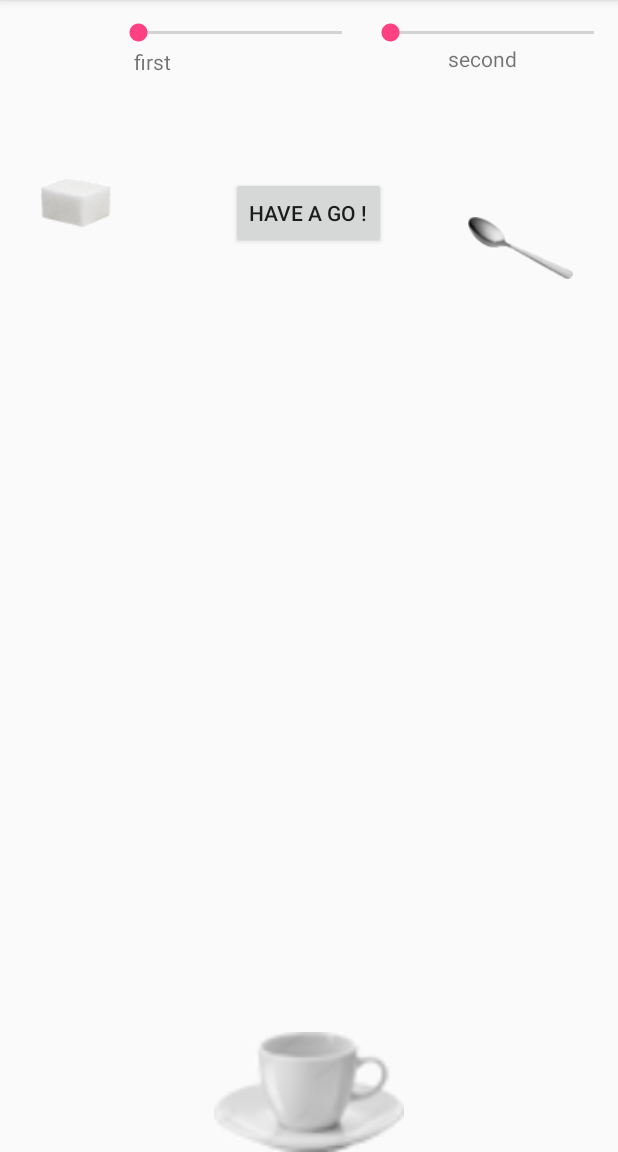
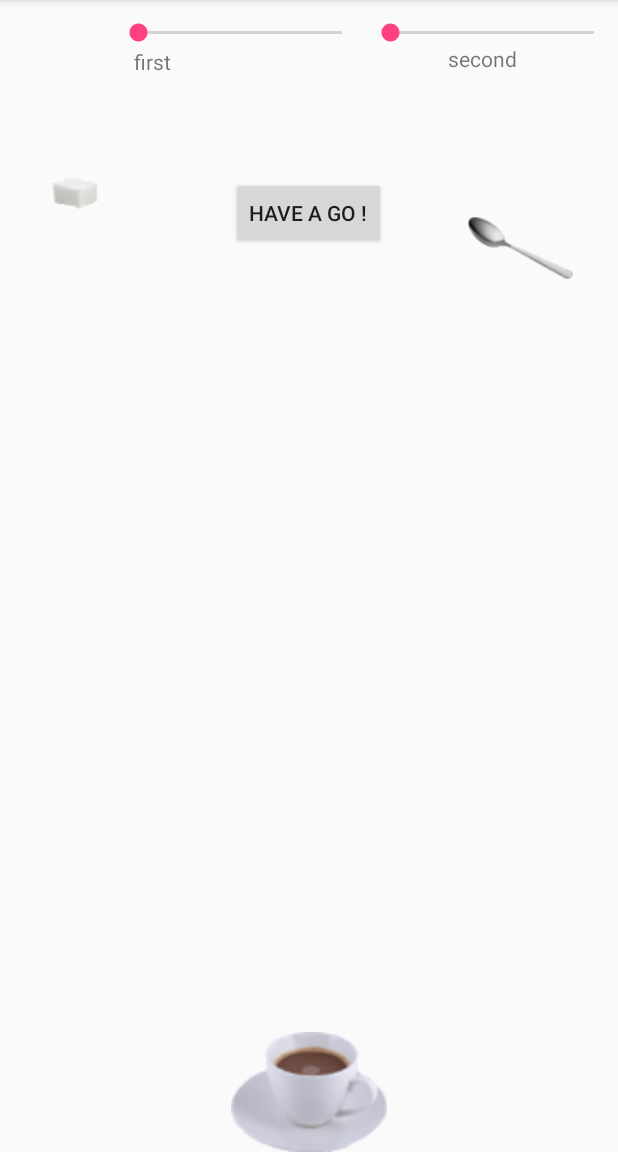
Before and after one commit to mathefab/dropingSugar, an Android app: the screen it shows after launch (AnimationActivity), on a phone screen of 412 x 824 dp, the part 84-1236 px from its top. Run offline under Robolectric (Android 15) with nearby library versions, the phone set to English and light mode, and no system bars.

Commit message:
new cup
new cup with coffee is here

```diff
--- a/Sugar/app/src/main/res/layout/activity_animation.xml
+++ b/Sugar/app/src/main/res/layout/activity_animation.xml
@@ -109,7 +109,7 @@
         android:layout_gravity="bottom"
         android:layout_marginBottom="0dp"
         android:baseline="0dp"
-        android:src="@drawable/tasse"
+        android:src="@drawable/tassegif"
         android:visibility="visible"
         app:layout_constraintBottom_toBottomOf="parent"
         app:layout_constraintEnd_toEndOf="parent"
```
Also changed, not shown: Sugar/app/src/main/res/drawable/petitsucregif.gif, Sugar/app/src/main/res/drawable/tasse2.gif (added), Sugar/app/src/main/res/drawable/tassegif.png (added).
